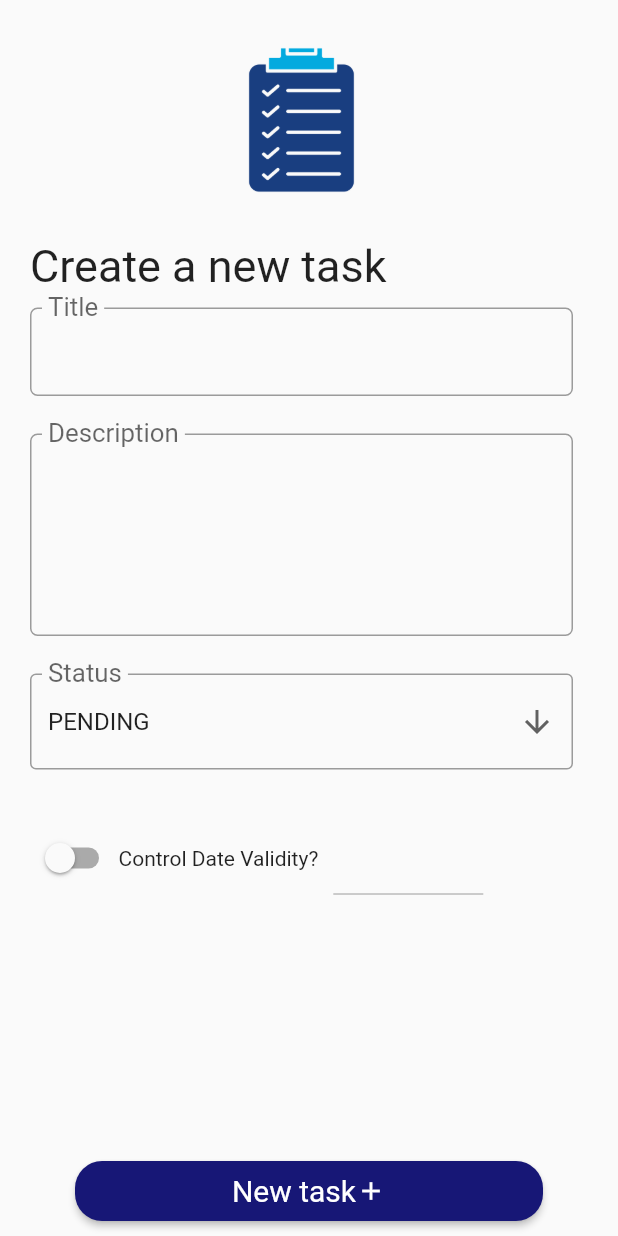
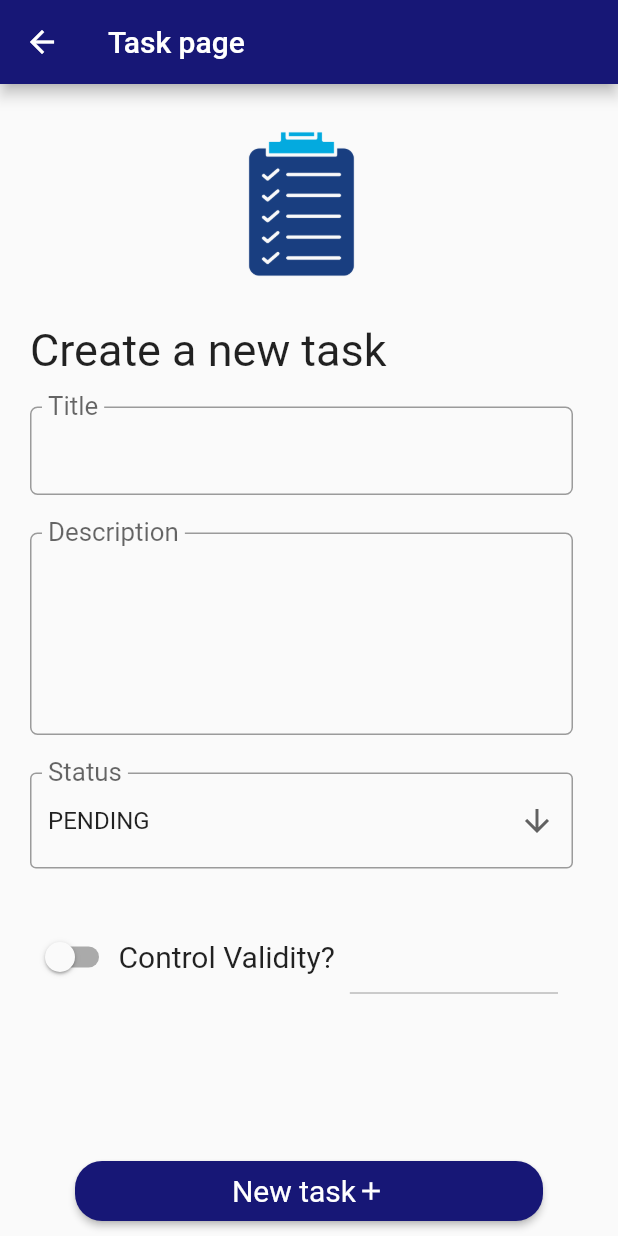
Before and after one commit to mattbrevis/to_do_list_project, a Flutter app: the screen it shows after launch, after a tap on "New Task", on a phone screen of 412 x 824 dp. Run offline on Flutter 3.47's test engine with Material 2 defaults, Android fonts, the light colour scheme and no system bars; our stand-ins replace sqflite; accounts and stored records are empty.

Commit message:
version stable

```diff
--- a/lib/provider/database_provider.dart
+++ b/lib/provider/database_provider.dart
@@ -18,12 +18,6 @@ class DatabaseProvider {
     _database = await initDB();
     return _database;
   }
-
-  // static DatabaseProvider get() {
-  //   return _instance;
-  // }
-
-
 
   Future<Database> initDB() async {
     Directory documentsDirectory = await getApplicationDocumentsDirectory();
--- a/lib/views/home_page.dart
+++ b/lib/views/home_page.dart
@@ -6,7 +6,8 @@ class MyHomePage extends StatelessWidget {
   @override
   Widget build(BuildContext context) {
     return Scaffold(
-      body: Container(
+      body: SafeArea(
+        child: Container(
           decoration: const BoxDecoration(
               gradient: LinearGradient(
             begin: Alignment.topRight,
@@ -60,9 +61,9 @@ class MyHomePage extends StatelessWidget {
                           style: TextStyle(fontSize: 25),
                         ),
                         Text(
-                        'You can organize your tasks \nby adding your tasks into separate categories and include date validity',
+                          'Create your personal tasks',
                           style: TextStyle(
-                            fontSize: 13, fontStyle: FontStyle.italic),
+                              fontSize: 18, fontStyle: FontStyle.italic, color: Colors.grey),
                         ),
                       ],
                     ),
@@ -93,15 +94,17 @@ class MyHomePage extends StatelessWidget {
                       child: Column(
                         mainAxisAlignment: MainAxisAlignment.center,
                         crossAxisAlignment: CrossAxisAlignment.start,
+
                         children: const [
                           Text(
                             'List Task',
                             style: TextStyle(fontSize: 25),
                           ),
+
                           Text(
-                          'You can check all your pending/running/in progress tasks here',
+                            'List and manage all\n your tasks here',
                             style: TextStyle(
-                              fontSize: 13, fontStyle: FontStyle.italic),
+                                fontSize: 18, fontStyle: FontStyle.italic, color: Colors.grey),
                           ),
                         ],
                       ),
@@ -122,6 +125,7 @@ class MyHomePage extends StatelessWidget {
             ),
           ]),
         ),
+      ),
     );
   }
 }
--- a/lib/views/tasks/list_tasks_page.dart
+++ b/lib/views/tasks/list_tasks_page.dart
@@ -176,6 +176,8 @@ class _ListTaskPageState extends State<ListTaskPage> {
                                 borderRadius: BorderRadius.circular(18.0),
                               ),
                               elevation: 10,
+                              child: Container(
+                                padding: const EdgeInsets.all(10),
                                 child: ListTile(
                                   onTap: () async {
                                     await Navigator.push(
@@ -210,6 +212,7 @@ class _ListTaskPageState extends State<ListTaskPage> {
                                   trailing: const Icon(Icons.edit_note_rounded),
                                   isThreeLine: true,
                                 ),
+                              ),
                             );
                           })),
                     ),
--- a/lib/views/tasks/task_page.dart
+++ b/lib/views/tasks/task_page.dart
@@ -91,6 +91,11 @@ class _TaskPageState extends State<TaskPage> {
       }
     });
   }
+  @override
+  void dispose() {
+    dateValidityController.dispose();
+    super.dispose();
+  }
 
   @override
   void initState() {
@@ -101,6 +106,7 @@ class _TaskPageState extends State<TaskPage> {
   @override
   Widget build(BuildContext context) {
     return Scaffold(
+      appBar: AppBar(title: const Text('Task page')),
       body: Form(
         key: formKey,
         child: Container(
@@ -125,14 +131,14 @@ class _TaskPageState extends State<TaskPage> {
                 style: const TextStyle(fontSize: 30),
               ),
               const SizedBox(
-                height: 10,
+                height: 20,
               ),
               TextFormField(
                 readOnly: false,
                 controller: titleTaskController,
                 textInputAction: TextInputAction.next,
                 decoration: const InputDecoration(
-                    labelStyle: TextStyle(fontSize: 18),
+                    labelStyle: TextStyle(fontSize: 23),
                     floatingLabelBehavior: FloatingLabelBehavior.always,
                     label: Text('Title'),
                     floatingLabelStyle: TextStyle(fontSize: 23),
@@ -155,10 +161,12 @@ class _TaskPageState extends State<TaskPage> {
                 maxLines: 5,
                 readOnly: false,
                 controller: taskDescriptionController,
+
                 decoration: const InputDecoration(
                     floatingLabelBehavior: FloatingLabelBehavior.always,
                     labelText: 'Description',
                     labelStyle: TextStyle(fontSize: 23),
+
                     border: OutlineInputBorder(
                       borderSide: BorderSide(width: 1),
                       borderRadius: BorderRadius.all(Radius.circular(5.0)),
@@ -215,17 +223,21 @@ class _TaskPageState extends State<TaskPage> {
                     onChanged: (bool value) {
                       setState(() {
                         controlValidity = value;
-                        if (value==false){
-                          dateValidityController.text ='';
-                        }else{
-                          dateValidityController.text =DateTime.now().toString();
-
+                        if (value == false) {
+                          dateValidityController.text = '';
+                        } else {
+                          dateValidityController.text =
+                              DateTime.now().toString();
                         }
                       });
                     },
                   ),
-                  const Text('Control Date Validity?'),
-                Container(
+                  const Text(
+                    'Control Validity?',
+                    style: TextStyle(fontSize: 20),
+                  ),
+                  Expanded(
+                    child: Container(
                       width: 100,
                       margin: const EdgeInsets.all(10),
                       child: DateTimePicker(
@@ -246,9 +258,9 @@ class _TaskPageState extends State<TaskPage> {
                         onSaved: (val) {},
                       ),
                     ),
+                  ),
                 ],
               ),
-
             ],
           ),
         ),
@@ -270,6 +282,11 @@ class _TaskPageState extends State<TaskPage> {
                     content: const Text("Would you like to delete this task?"),
                     actions: [
                       ElevatedButton(
+                        style: ButtonStyle(
+                          backgroundColor: MaterialStateProperty.all<Color>(
+                            Colors.red
+                          ),
+                        ),
                         child: const Text("Cancel"),
                         onPressed: () {
                           Navigator.pop(context);
@@ -289,7 +306,6 @@ class _TaskPageState extends State<TaskPage> {
             },
           )),
       bottomNavigationBar: SizedBox(
-
         width: 200,
         height: 50,
         child: Container(
@@ -303,12 +319,11 @@ class _TaskPageState extends State<TaskPage> {
                       });
                       if (formKey.currentState!.validate()) {
                         String? dateFormatted;
-                      if(controlValidity){
+                        if (controlValidity) {
                           final formatter = DateFormat('yyyy-MM-dd');
-                       dateFormatted = formatter.format(DateTime.parse(dateValidityController.text));
+                          dateFormatted = formatter.format(
+                              DateTime.parse(dateValidityController.text));
                         }
-
-
 
                         final taskModel = TaskModel(
                             titleTask: titleTaskController.text,
@@ -328,9 +343,7 @@ class _TaskPageState extends State<TaskPage> {
               child: Row(
                 mainAxisAlignment: MainAxisAlignment.center,
                 children: [
-                  Text(
-                    widget.task == null ? 'New task' : 'Edit Task'
-                  ),
+                  Text(widget.task == null ? 'New task' : 'Edit Task'),
                   Icon(
                     widget.task == null ? Icons.add : Icons.edit,
                     size: 20,
```
Also changed, not shown: pubspec.yaml (+0 -23 lines). Lines whose indentation alone changed are shown as unchanged.
